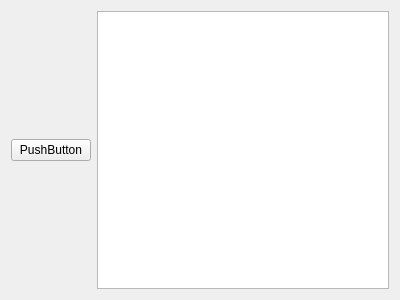
Above: mainwindow/form2.ui from dsarrut/btm before the change. Below: the same form after it.
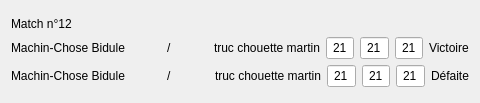
That is the form after the change.

```diff
--- a/mainwindow/form2.ui
+++ b/mainwindow/form2.ui
@@ -6,23 +6,352 @@
    <rect>
     <x>0</x>
     <y>0</y>
-    <width>400</width>
-    <height>300</height>
+    <width>480</width>
+    <height>103</height>
    </rect>
   </property>
   <property name="windowTitle">
    <string>Form</string>
   </property>
-  <layout class="QGridLayout" name="gridLayout">
-   <item row="0" column="0">
-    <widget class="QPushButton" name="pushButton">
+  <layout class="QVBoxLayout" name="verticalLayout">
+   <item>
+    <spacer name="verticalSpacer_2">
+     <property name="orientation">
+      <enum>Qt::Vertical</enum>
+     </property>
+     <property name="sizeHint" stdset="0">
+      <size>
+       <width>20</width>
+       <height>1</height>
+      </size>
+     </property>
+    </spacer>
+   </item>
+   <item>
+    <widget class="QLabel" name="label_5">
      <property name="text">
-      <string>PushButton</string>
+      <string>Match n°12</string>
      </property>
     </widget>
    </item>
-   <item row="0" column="1">
-    <widget class="QTableWidget" name="tableWidget"/>
+   <item>
+    <layout class="QHBoxLayout" name="horizontalLayout_3">
+     <item>
+      <layout class="QHBoxLayout" name="horizontalLayout_2">
+       <item>
+        <widget class="QLabel" name="label">
+         <property name="text">
+          <string>Machin-Chose Bidule</string>
+         </property>
+        </widget>
+       </item>
+       <item>
+        <spacer name="horizontalSpacer">
+         <property name="orientation">
+          <enum>Qt::Horizontal</enum>
+         </property>
+         <property name="sizeHint" stdset="0">
+          <size>
+           <width>40</width>
+           <height>20</height>
+          </size>
+         </property>
+        </spacer>
+       </item>
+       <item>
+        <widget class="QLabel" name="label_8">
+         <property name="text">
+          <string>/</string>
+         </property>
+        </widget>
+       </item>
+       <item>
+        <spacer name="horizontalSpacer_3">
+         <property name="orientation">
+          <enum>Qt::Horizontal</enum>
+         </property>
+         <property name="sizeHint" stdset="0">
+          <size>
+           <width>40</width>
+           <height>20</height>
+          </size>
+         </property>
+        </spacer>
+       </item>
+       <item>
+        <widget class="QLabel" name="label_2">
+         <property name="text">
+          <string>truc chouette martin</string>
+         </property>
+        </widget>
+       </item>
+      </layout>
+     </item>
+     <item>
+      <layout class="QHBoxLayout" name="horizontalLayout">
+       <item>
+        <widget class="QLineEdit" name="lineEdit">
+         <property name="sizePolicy">
+          <sizepolicy hsizetype="Maximum" vsizetype="Maximum">
+           <horstretch>0</horstretch>
+           <verstretch>0</verstretch>
+          </sizepolicy>
+         </property>
+         <property name="maximumSize">
+          <size>
+           <width>31</width>
+           <height>16777215</height>
+          </size>
+         </property>
+         <property name="font">
+          <font>
+           <pointsize>9</pointsize>
+          </font>
+         </property>
+         <property name="text">
+          <string>21</string>
+         </property>
+         <property name="alignment">
+          <set>Qt::AlignCenter</set>
+         </property>
+        </widget>
+       </item>
+       <item>
+        <widget class="QLineEdit" name="lineEdit_2">
+         <property name="sizePolicy">
+          <sizepolicy hsizetype="Maximum" vsizetype="Maximum">
+           <horstretch>0</horstretch>
+           <verstretch>0</verstretch>
+          </sizepolicy>
+         </property>
+         <property name="maximumSize">
+          <size>
+           <width>31</width>
+           <height>16777215</height>
+          </size>
+         </property>
+         <property name="font">
+          <font>
+           <pointsize>9</pointsize>
+          </font>
+         </property>
+         <property name="text">
+          <string>21</string>
+         </property>
+         <property name="alignment">
+          <set>Qt::AlignCenter</set>
+         </property>
+        </widget>
+       </item>
+       <item>
+        <widget class="QLineEdit" name="lineEdit_3">
+         <property name="sizePolicy">
+          <sizepolicy hsizetype="Maximum" vsizetype="Maximum">
+           <horstretch>0</horstretch>
+           <verstretch>0</verstretch>
+          </sizepolicy>
+         </property>
+         <property name="maximumSize">
+          <size>
+           <width>31</width>
+           <height>16777215</height>
+          </size>
+         </property>
+         <property name="font">
+          <font>
+           <pointsize>9</pointsize>
+          </font>
+         </property>
+         <property name="text">
+          <string>21</string>
+         </property>
+         <property name="alignment">
+          <set>Qt::AlignCenter</set>
+         </property>
+        </widget>
+       </item>
+      </layout>
+     </item>
+     <item>
+      <widget class="QLabel" name="label_3">
+       <property name="font">
+        <font>
+         <weight>50</weight>
+         <bold>false</bold>
+        </font>
+       </property>
+       <property name="text">
+        <string>Victoire</string>
+       </property>
+      </widget>
+     </item>
+    </layout>
+   </item>
+   <item>
+    <layout class="QHBoxLayout" name="horizontalLayout_4">
+     <item>
+      <layout class="QHBoxLayout" name="horizontalLayout_5">
+       <item>
+        <widget class="QLabel" name="label_4">
+         <property name="text">
+          <string>Machin-Chose Bidule</string>
+         </property>
+        </widget>
+       </item>
+       <item>
+        <spacer name="horizontalSpacer_4">
+         <property name="orientation">
+          <enum>Qt::Horizontal</enum>
+         </property>
+         <property name="sizeHint" stdset="0">
+          <size>
+           <width>40</width>
+           <height>20</height>
+          </size>
+         </property>
+        </spacer>
+       </item>
+       <item>
+        <widget class="QLabel" name="label_9">
+         <property name="text">
+          <string>/</string>
+         </property>
+        </widget>
+       </item>
+       <item>
+        <spacer name="horizontalSpacer_2">
+         <property name="orientation">
+          <enum>Qt::Horizontal</enum>
+         </property>
+         <property name="sizeHint" stdset="0">
+          <size>
+           <width>40</width>
+           <height>20</height>
+          </size>
+         </property>
+        </spacer>
+       </item>
+       <item>
+        <widget class="QLabel" name="label_6">
+         <property name="text">
+          <string>truc chouette martin</string>
+         </property>
+        </widget>
+       </item>
+      </layout>
+     </item>
+     <item>
+      <layout class="QHBoxLayout" name="horizontalLayout_6">
+       <item>
+        <widget class="QLineEdit" name="lineEdit_4">
+         <property name="sizePolicy">
+          <sizepolicy hsizetype="Maximum" vsizetype="Maximum">
+           <horstretch>0</horstretch>
+           <verstretch>0</verstretch>
+          </sizepolicy>
+         </property>
+         <property name="maximumSize">
+          <size>
+           <width>31</width>
+           <height>16777215</height>
+          </size>
+         </property>
+         <property name="font">
+          <font>
+           <pointsize>9</pointsize>
+          </font>
+         </property>
+         <property name="text">
+          <string>21</string>
+         </property>
+         <property name="alignment">
+          <set>Qt::AlignCenter</set>
+         </property>
+        </widget>
+       </item>
+       <item>
+        <widget class="QLineEdit" name="lineEdit_5">
+         <property name="sizePolicy">
+          <sizepolicy hsizetype="Maximum" vsizetype="Maximum">
+           <horstretch>0</horstretch>
+           <verstretch>0</verstretch>
+          </sizepolicy>
+         </property>
+         <property name="maximumSize">
+          <size>
+           <width>31</width>
+           <height>16777215</height>
+          </size>
+         </property>
+         <property name="font">
+          <font>
+           <pointsize>9</pointsize>
+          </font>
+         </property>
+         <property name="text">
+          <string>21</string>
+         </property>
+         <property name="alignment">
+          <set>Qt::AlignCenter</set>
+         </property>
+        </widget>
+       </item>
+       <item>
+        <widget class="QLineEdit" name="lineEdit_6">
+         <property name="sizePolicy">
+          <sizepolicy hsizetype="Maximum" vsizetype="Maximum">
+           <horstretch>0</horstretch>
+           <verstretch>0</verstretch>
+          </sizepolicy>
+         </property>
+         <property name="maximumSize">
+          <size>
+           <width>31</width>
+           <height>16777215</height>
+          </size>
+         </property>
+         <property name="font">
+          <font>
+           <pointsize>9</pointsize>
+          </font>
+         </property>
+         <property name="text">
+          <string>21</string>
+         </property>
+         <property name="alignment">
+          <set>Qt::AlignCenter</set>
+         </property>
+        </widget>
+       </item>
+      </layout>
+     </item>
+     <item>
+      <widget class="QLabel" name="label_7">
+       <property name="font">
+        <font>
+         <weight>50</weight>
+         <bold>false</bold>
+        </font>
+       </property>
+       <property name="text">
+        <string>Défaite</string>
+       </property>
+      </widget>
+     </item>
+    </layout>
+   </item>
+   <item>
+    <spacer name="verticalSpacer">
+     <property name="orientation">
+      <enum>Qt::Vertical</enum>
+     </property>
+     <property name="sizeHint" stdset="0">
+      <size>
+       <width>20</width>
+       <height>0</height>
+      </size>
+     </property>
+    </spacer>
    </item>
   </layout>
  </widget>
```
Left out of the diff: 15 changed lines with no effect on the pictures.
